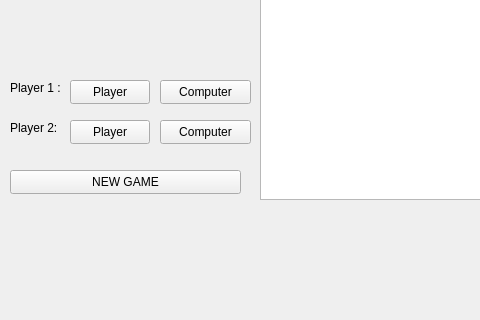
Old version of the form Code/mainwindow.ui in the repository MaxWMacaluso/Checkers; both pictures show x 0 to 480 and y 280 to 600 of the 800 by 600 pixel window.
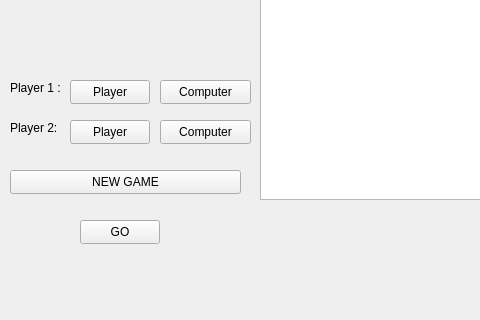
New version of the form.

```diff
--- a/Code/mainwindow.ui
+++ b/Code/mainwindow.ui
@@ -125,6 +125,19 @@
      </rect>
     </property>
    </widget>
+   <widget class="QPushButton" name="GO">
+    <property name="geometry">
+     <rect>
+      <x>80</x>
+      <y>500</y>
+      <width>80</width>
+      <height>24</height>
+     </rect>
+    </property>
+    <property name="text">
+     <string>GO</string>
+    </property>
+   </widget>
   </widget>
   <widget class="QMenuBar" name="menubar">
    <property name="geometry">
```
